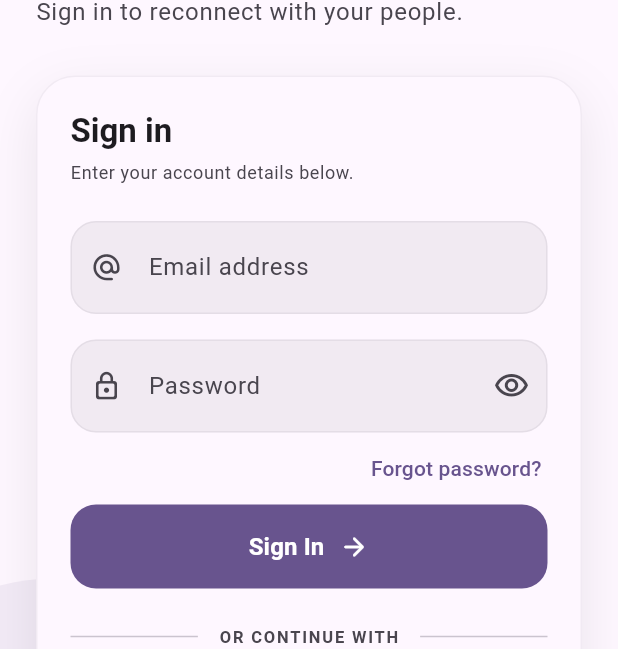
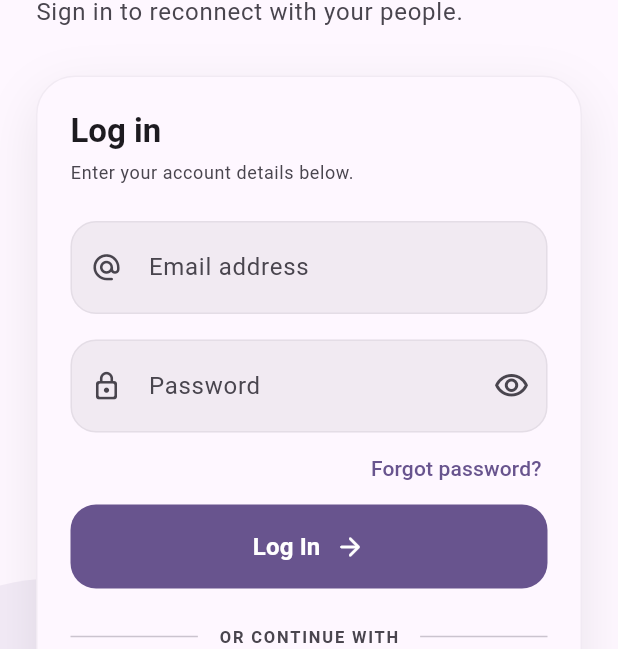
Before and after one commit to MUfoysal/real-chat, a Flutter app: the screen it shows after launch, on a phone screen of 412 x 824 dp. Shown: the part 403-1052 px from the top of the screen. Run offline on Flutter 3.47's test engine with Material 3 defaults, Android fonts, the phone set to English and light mode, and no system bars; our stand-ins replace cloud_firestore, firebase_auth, firebase_core; accounts and stored records are empty.

Commit message:
ui: refine login and signup page text

```diff
--- a/lib/features/auth/presentation/pages/login_page.dart
+++ b/lib/features/auth/presentation/pages/login_page.dart
@@ -345,7 +345,7 @@ class _LoginPageState extends State<LoginPage> {
                             crossAxisAlignment: CrossAxisAlignment.stretch,
                             children: [
                               Text(
-                                'Sign in',
+                                'Log in',
                                 style: theme.textTheme.titleLarge?.copyWith(
                                   fontWeight: FontWeight.bold,
                                 ),
@@ -504,7 +504,7 @@ class _LoginPageState extends State<LoginPage> {
                                               MainAxisAlignment.center,
                                           children: [
                                             const Text(
-                                              'Sign In',
+                                              'Log In',
                                               style: TextStyle(
                                                 fontSize: 16,
                                                 fontWeight: FontWeight.bold,
--- a/lib/features/auth/presentation/pages/signup_page.dart
+++ b/lib/features/auth/presentation/pages/signup_page.dart
@@ -520,7 +520,7 @@ class _SignupPageState extends State<SignupPage> {
                                   ? null
                                   : () => Navigator.of(context).pop(),
                               child: const Text(
-                                'Sign In',
+                                'Log In',
                                 style: TextStyle(
                                   fontWeight: FontWeight.bold,
                                 ),
```
